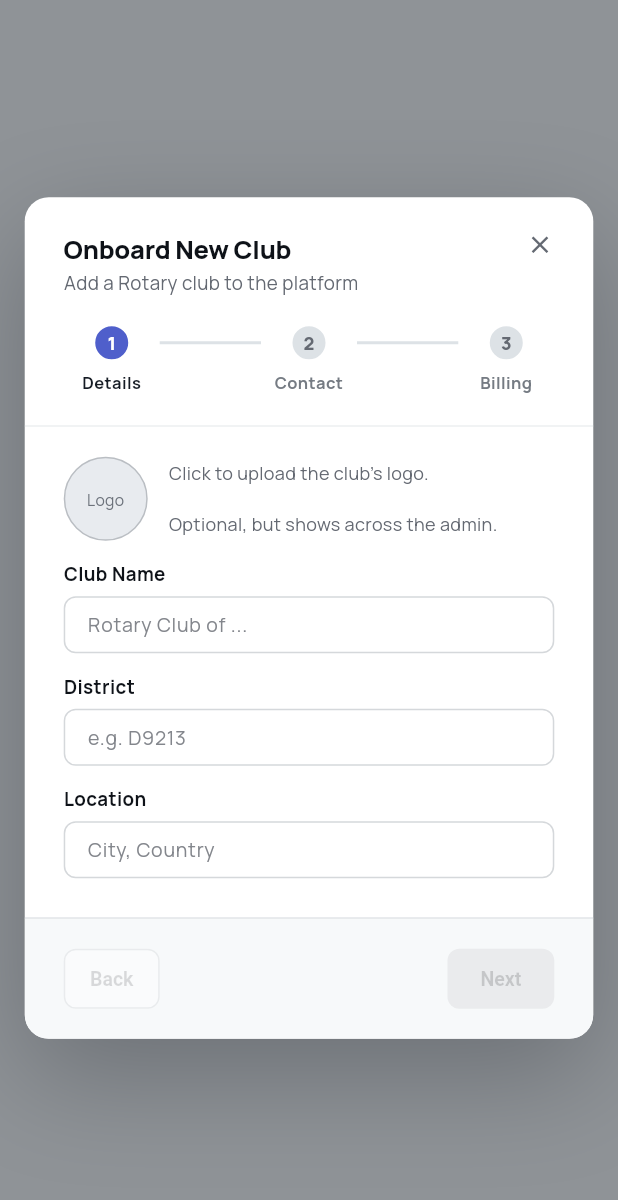
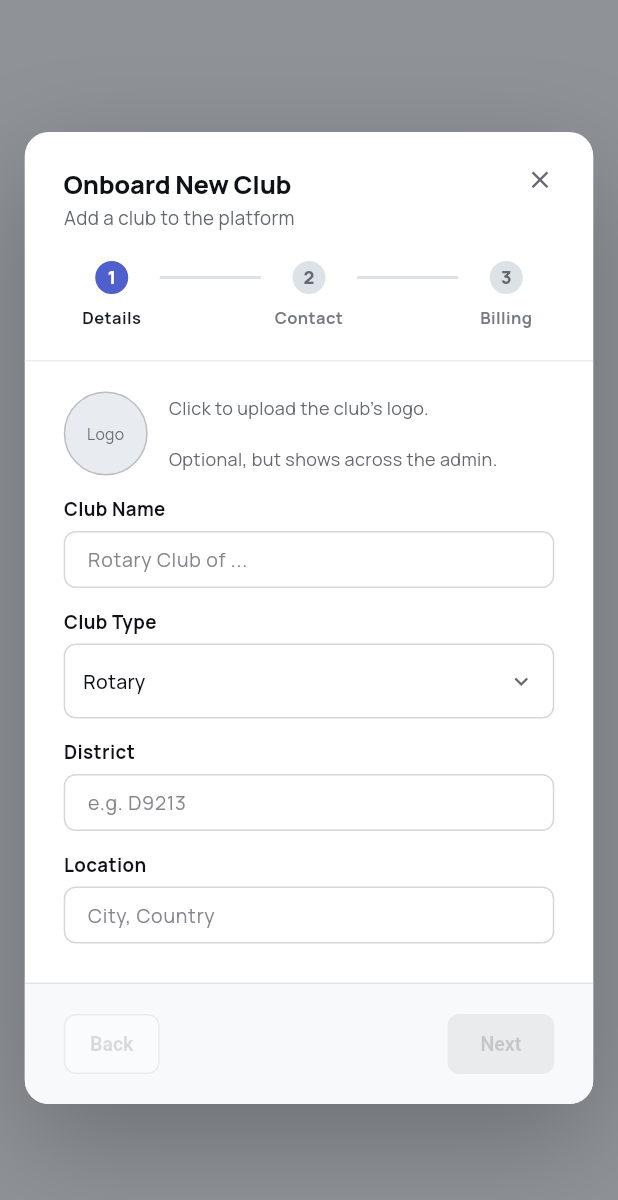
Before and after one commit to kabungapafra/Rotary-Connect-system-admin-, a Flutter app: the NewClubWizard widget shown alone on an empty page, opened directly, on a phone screen of 412 x 824 dp. Shown: the top 1200 px of the screen. Run offline on Flutter 3.47's test engine with Material 3 defaults, Android fonts, the phone set to English and light mode, and no system bars; our stand-ins replace google_fonts, image_picker, qr_flutter; network calls fail.

Commit message:
Add Rotary/Rotaract club type picker to the new club wizard
Lets the system admin mark a club as Rotaract at onboarding; shown
in the clubs table and sent to the backend's new club_type field.

```diff
--- a/lib/api_client.dart
+++ b/lib/api_client.dart
@@ -98,6 +98,7 @@ class ApiClient {
     required String name,
     required String district,
     required String location,
+    String clubType = 'rotary',
     required int membersCount,
     required int feeAmount,
     String? firstPaymentDate,
@@ -113,6 +114,7 @@ class ApiClient {
         'name': name,
         'district': district,
         'location': location,
+        'club_type': clubType,
         'members_count': membersCount,
         'fee_amount': feeAmount,
         'first_payment_date': firstPaymentDate,
--- a/lib/models.dart
+++ b/lib/models.dart
@@ -6,6 +6,7 @@ class Club {
   String location;
   int members;
   String status; // active | suspended
+  String clubType; // rotary | rotaract
   int feeAmount;
   String lastPaidDate;
   String nextDueDate;
@@ -20,6 +21,7 @@ class Club {
     required this.location,
     required this.members,
     required this.status,
+    this.clubType = 'rotary',
     required this.feeAmount,
     required this.lastPaidDate,
     required this.nextDueDate,
@@ -35,6 +37,7 @@ class Club {
         location: json['location'] as String,
         members: json['members_count'] as int,
         status: json['status'] as String,
+        clubType: json['club_type'] as String? ?? 'rotary',
         feeAmount: json['fee_amount'] as int,
         lastPaidDate: json['last_paid_date'] as String? ?? '—',
         nextDueDate: json['next_due_date'] as String? ?? '—',
@@ -74,6 +77,7 @@ class ClubDraft {
   String name = '';
   String district = '';
   String location = '';
+  String clubType = 'rotary';
   String presidentName = '';
   String email = '';
   String phone = '';
--- a/lib/screens/clubs_view.dart
+++ b/lib/screens/clubs_view.dart
@@ -26,6 +26,7 @@ class ClubsView extends StatelessWidget {
               children: [
                 Expanded(flex: 3, child: TableHeaderCell('Club')),
                 Expanded(flex: 2, child: TableHeaderCell('District')),
+                Expanded(flex: 1, child: TableHeaderCell('Type')),
                 Expanded(flex: 2, child: TableHeaderCell('Members')),
                 Expanded(flex: 2, child: TableHeaderCell('Next Payment')),
                 Expanded(flex: 2, child: TableHeaderCell('Status')),
@@ -76,6 +77,13 @@ class _ClubRow extends StatelessWidget {
             flex: 2,
             child: Text(club.district, style: const TextStyle(fontSize: 13, color: AdminColors.textMuted)),
           ),
+          Expanded(
+            flex: 1,
+            child: Text(
+              club.clubType == 'rotaract' ? 'Rotaract' : 'Rotary',
+              style: const TextStyle(fontSize: 13, color: AdminColors.textMuted),
+            ),
+          ),
           Expanded(flex: 2, child: Text('${club.members}', style: const TextStyle(fontSize: 13))),
           Expanded(
             flex: 2,
--- a/lib/state/dashboard_state.dart
+++ b/lib/state/dashboard_state.dart
@@ -178,6 +178,7 @@ class DashboardState extends ChangeNotifier {
   void prevStep() => _update(() => wizardStep = wizardStep > 0 ? wizardStep - 1 : 0);
 
   void setDraftName(String v) => _update(() => draft.name = v);
+  void setDraftClubType(String v) => _update(() => draft.clubType = v);
   void setDraftDistrict(String v) => _update(() => draft.district = v);
   void setDraftLocation(String v) => _update(() => draft.location = v);
   void setDraftPresidentName(String v) => _update(() => draft.presidentName = v);
@@ -207,6 +208,7 @@ class DashboardState extends ChangeNotifier {
         name: draft.name,
         district: draft.district,
         location: draft.location,
+        clubType: draft.clubType,
         membersCount: membersNum == 0 ? 10 : membersNum,
         feeAmount: int.tryParse(draft.feeAmount) ?? 0,
         firstPaymentDate: draft.firstPaymentDate.trim().isEmpty ? null : draft.firstPaymentDate.trim(),
--- a/lib/widgets/new_club_wizard.dart
+++ b/lib/widgets/new_club_wizard.dart
@@ -41,7 +41,7 @@ class NewClubWizard extends StatelessWidget {
                     children: [
                       Text('Onboard New Club', style: TextStyle(fontSize: 17, fontWeight: FontWeight.w800, letterSpacing: -0.17)),
                       SizedBox(height: 2),
-                      Text('Add a Rotary club to the platform', style: TextStyle(fontSize: 12.5, color: AdminColors.textMuted)),
+                      Text('Add a club to the platform', style: TextStyle(fontSize: 12.5, color: AdminColors.textMuted)),
                     ],
                   ),
                   GestureDetector(
@@ -287,6 +287,34 @@ class _StepContent extends StatelessWidget {
               onChanged: state.setDraftName,
             ),
             const SizedBox(height: 13),
+            Column(
+              crossAxisAlignment: CrossAxisAlignment.start,
+              children: [
+                const Text('Club Type', style: TextStyle(fontSize: 12.5, fontWeight: FontWeight.w700)),
+                const SizedBox(height: 6),
+                Container(
+                  padding: const EdgeInsets.symmetric(horizontal: 12),
+                  decoration: BoxDecoration(
+                    color: Colors.white,
+                    border: Border.all(color: AdminColors.inputBorder),
+                    borderRadius: BorderRadius.circular(8),
+                  ),
+                  child: DropdownButtonHideUnderline(
+                    child: DropdownButton<String>(
+                      value: state.draft.clubType,
+                      isExpanded: true,
+                      items: const [
+                        DropdownMenuItem(value: 'rotary', child: Text('Rotary', style: TextStyle(fontSize: 13))),
+                        DropdownMenuItem(value: 'rotaract', child: Text('Rotaract', style: TextStyle(fontSize: 13))),
+                      ],
+                      onChanged: (v) => state.setDraftClubType(v ?? 'rotary'),
+                      icon: const Icon(Icons.keyboard_arrow_down, size: 18, color: AdminColors.textMuted),
+                    ),
+                  ),
+                ),
+              ],
+            ),
+            const SizedBox(height: 13),
             LabeledField(
               key: const ValueKey('draft-district'),
               label: 'District',
```
